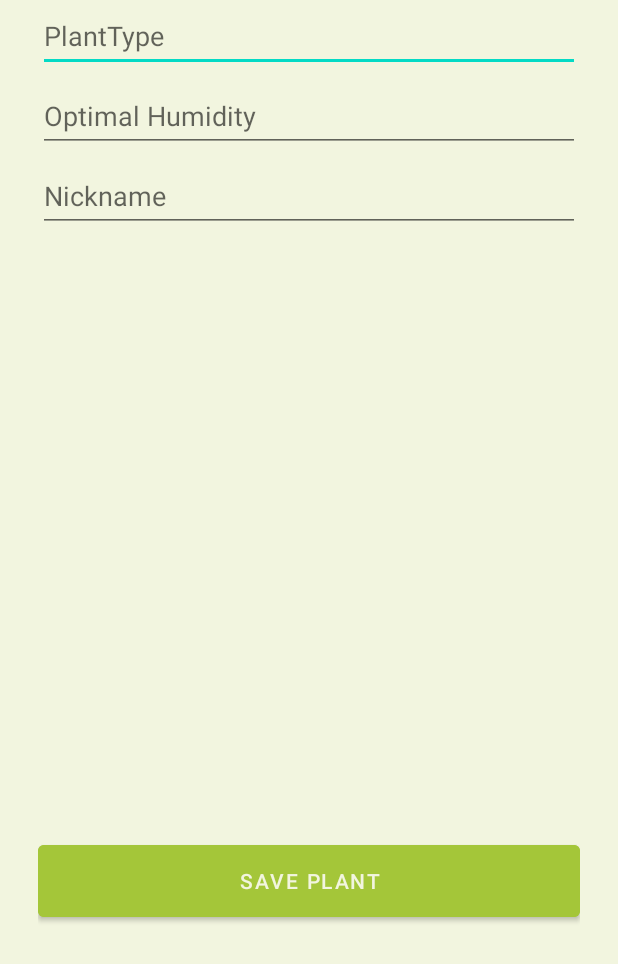
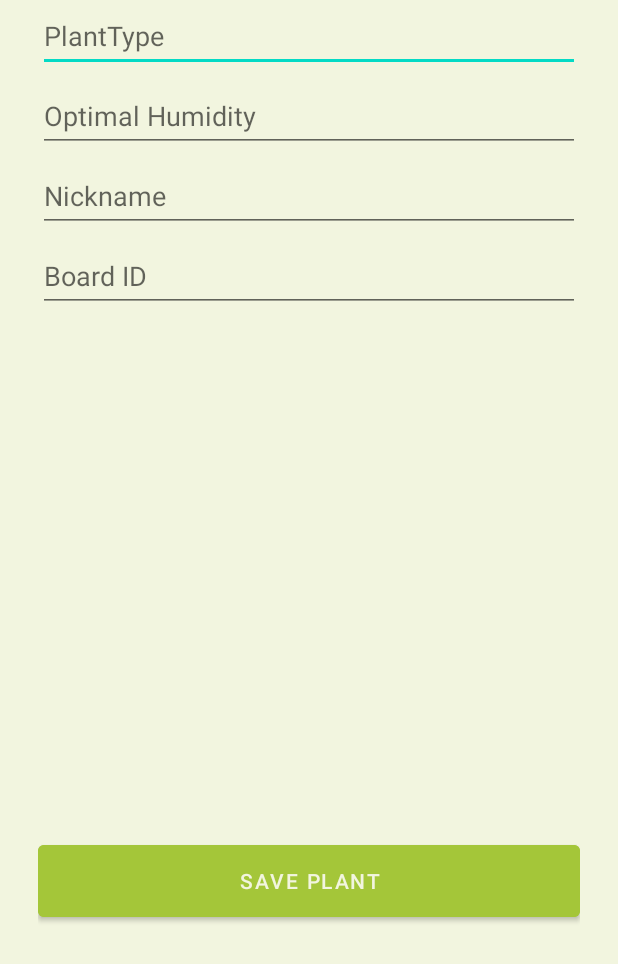
Before and after one commit to idoFassberg/GreenGuardian, an Android app: the AddUserPlantForm screen opened directly, with no data from a screen before it, on a phone screen of 412 x 824 dp, the part 272-1236 px from its top. Run offline under Robolectric (Android 15) with nearby library versions, the phone set to English and light mode, and no system bars; our stand-ins replace Firebase (no records; nobody signed in at launch, a user with empty details on screens opened directly).

Commit message:
add user plant from plant storage list
todo:
upload image from gallery or camera.
edit existing user plant
button for more info in userplant and plant

```diff
--- a/AndroidStudioProjects/app/src/main/AndroidManifest.xml
+++ b/AndroidStudioProjects/app/src/main/AndroidManifest.xml
@@ -39,6 +39,8 @@
             android:name=".UserPlantListActivity"
             android:exported="true">
 
+
+
             <!--
             <intent-filter>
                 <action android:name="android.intent.action.MAIN" />
--- a/AndroidStudioProjects/app/src/main/java/com/mta/greenguardianapplication/AddUserPlantForm.java
+++ b/AndroidStudioProjects/app/src/main/java/com/mta/greenguardianapplication/AddUserPlantForm.java
@@ -30,41 +30,47 @@ public class AddUserPlantForm extends AppCompatActivity {
         plantType = plantType != null ? plantType : "";
         optimalHumidity = optimalHumidity != null ? optimalHumidity : "";
         pictureUrl = pictureUrl != null ? pictureUrl : "";
-        mDatabase = FirebaseDatabase.getInstance().getReference("UserPlant");
+        mDatabase = FirebaseDatabase.getInstance().getReference("UserPlants");
         initializeComponents(plantType, optimalHumidity,pictureUrl);
     }
 
     private void initializeComponents(String plantType,String optimalHumidity,String pictureUrl) {
-        TextInputEditText inputEditUserId = findViewById(R.id.form_textFieldPlantType);
-        TextInputEditText inputEditPlantName = findViewById(R.id.form_textFieldOptimalHumidity);
+        TextInputEditText inputEditPlantType = findViewById(R.id.form_textFieldPlantType);
+        TextInputEditText inputEditOptimalHumidity = findViewById(R.id.form_textFieldOptimalHumidity);
         TextInputEditText inputEditNickName = findViewById(R.id.form_textFieldNickName);
-        ImageView pictureView = findViewById(R.id.plant_image);
+        TextInputEditText inputEditBoardId = findViewById(R.id.form_textFieldBoardId);
+        ImageView imageView = findViewById(R.id.plant_image);
         MaterialButton buttonSaveUserPlant = findViewById(R.id.form_buttonSaveUserPlant);
         if(pictureUrl != "") {
-            Glide.with(pictureView.getContext())
+            Glide.with(imageView.getContext())
                     .load(pictureUrl)
                     .apply(new RequestOptions().circleCrop())
-                    .into(pictureView);
+                    .into(imageView);
         }
-        inputEditUserId.setText(plantType);
-        inputEditPlantName.setText(optimalHumidity);
+        imageView.setTag(pictureUrl);
+        inputEditPlantType.setText(plantType);
+        inputEditOptimalHumidity.setText(optimalHumidity);
 
         buttonSaveUserPlant.setOnClickListener(view -> {
-            String userId = String.valueOf(inputEditUserId.getText());
-            String plantName = String.valueOf(inputEditPlantName.getText());
+            String type = String.valueOf(inputEditPlantType.getText());
             String nickName = String.valueOf(inputEditNickName.getText());
+            String optimalHumidityStr = String.valueOf(inputEditOptimalHumidity.getText());
+            String boardId = String.valueOf(inputEditBoardId.getText());
 
-            writeNewUser("12345",userId, plantName, nickName);
+            addNewUserPlant(type, nickName,Integer.parseInt(optimalHumidityStr),boardId, (String)imageView.getTag());
 
             Intent intent = new Intent(AddUserPlantForm.this, UserPlantListActivity.class);
             startActivity(intent);
         });
     }
-    public void writeNewUser(String plantId, String userId, String plantName, String nickName) {
-        UserPlant userPlant = new UserPlant(plantId, userId, plantName, nickName);
 
-        mDatabase.child(plantName).setValue(userPlant);
-        //mDatabase.push().setValue(userPlant);
+    public void addNewUserPlant(String type, String nickName, int optimalHumidity, String boardId, String pictureUrl) {
+        UserPlant userPlant = new UserPlant(nickName, optimalHumidity, pictureUrl, type, "123", boardId,-1 );
+
+        String plantId = mDatabase.push().getKey(); // Generate a unique ID
+
+        mDatabase.child(plantId).setValue(userPlant); // Save the plant with the generated ID
+
         Toast.makeText(AddUserPlantForm.this, "Save successful", Toast.LENGTH_SHORT).show();
     }
 }
--- a/AndroidStudioProjects/app/src/main/java/com/mta/greenguardianapplication/adapter/PlantAdapter.java
+++ b/AndroidStudioProjects/app/src/main/java/com/mta/greenguardianapplication/adapter/PlantAdapter.java
@@ -38,7 +38,7 @@ public class PlantAdapter extends FirebaseRecyclerAdapter<Plant, PlantAdapter.Pl
 
     @Override
     protected void onBindViewHolder(@NonNull PlantHolder holder, int position, @NonNull Plant model) {
-        holder.pictureView.setTag(model.getPictureUrl());
+        //holder.pictureView.setTag(model.getPictureUrl());
         holder.bind(model);
     }
 
--- a/AndroidStudioProjects/app/src/main/res/layout/activity_user_plant_list.xml
+++ b/AndroidStudioProjects/app/src/main/res/layout/activity_user_plant_list.xml
@@ -4,7 +4,8 @@
     xmlns:tools="http://schemas.android.com/tools"
     android:layout_width="match_parent"
     android:layout_height="match_parent"
-    tools:context=".UserPlantListActivity">
+    tools:context=".UserPlantListActivity"
+    android:background="@color/beige">
 
     <androidx.recyclerview.widget.RecyclerView
         android:id="@+id/userPlantList_recyclerView"
--- a/AndroidStudioProjects/app/src/main/res/layout/form_add_user_plant.xml
+++ b/AndroidStudioProjects/app/src/main/res/layout/form_add_user_plant.xml
@@ -50,6 +50,15 @@
             android:hint="@string/form_nickName"
             android:minHeight="48dp" />
 
+        <com.google.android.material.textfield.TextInputEditText
+            android:id="@+id/form_textFieldBoardId"
+            android:layout_width="match_parent"
+            android:layout_height="wrap_content"
+            android:layout_marginBottom="5dp"
+            android:hint="Board ID"
+            android:inputType="number"
+            android:minHeight="48dp" />
+
     </LinearLayout>
 
     <com.google.android.material.button.MaterialButton
--- a/AndroidStudioProjects/app/src/main/res/values/colors.xml
+++ b/AndroidStudioProjects/app/src/main/res/values/colors.xml
@@ -8,4 +8,5 @@
     <color name="black">#FF000000</color>
     <color name="white">#FFFFFFFF</color>
     <color name="our_green">#A4C639</color>
+    <color name="beige">#F2F5DF</color>
 </resources>
--- a/AndroidStudioProjects/app/src/main/res/values/strings.xml
+++ b/AndroidStudioProjects/app/src/main/res/values/strings.xml
@@ -15,5 +15,5 @@
 
     <item name="form_textFieldType1" type="id" />
     <item name="form_imageViewPictureUrl1" type="id" />
-    <item name="form_textFieldRecommendedHumidity1" type="id" />
+    <item name="form_userPlant_textFieldOptimalHumidity" type="id" />
 </resources>
```
Also changed, not shown: AndroidStudioProjects/app/src/main/java/com/mta/greenguardianapplication/UserPlantListActivity.java (+19 -10 lines), AndroidStudioProjects/app/src/main/java/com/mta/greenguardianapplication/adapter/UserPlantAdapter.java (+22 -11 lines), AndroidStudioProjects/app/src/main/java/com/mta/greenguardianapplication/model/UserPlant.java (+55 -36 lines), AndroidStudioProjects/app/src/main/res/layout/plant_list_item.xml (+10 -0 lines), AndroidStudioProjects/app/src/main/res/layout/single_item_plant_row.xml (+18 -17 lines).
